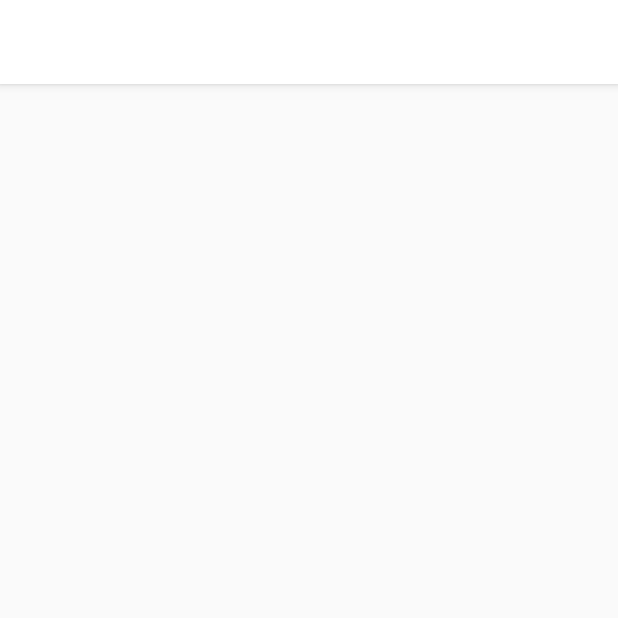
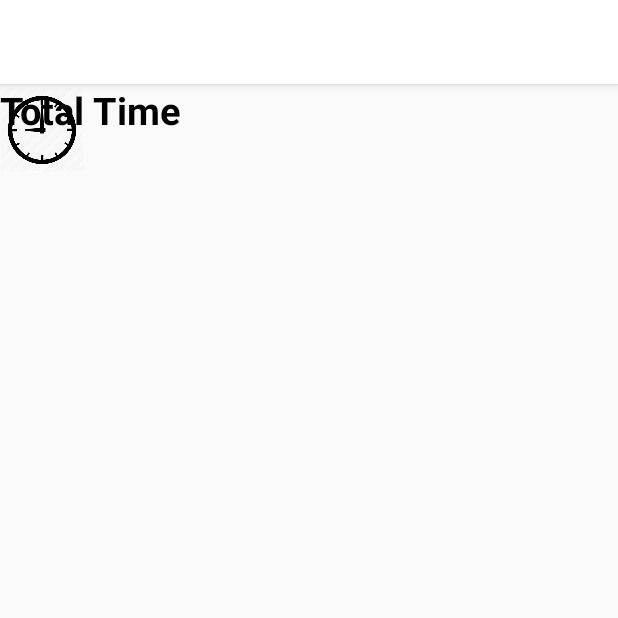
Before and after one commit to ssoemoe/LatitudePals, an Android app: the WorkoutPlayingScreenInitial screen opened directly, with no data from a screen before it, on a phone screen of 412 x 824 dp, the top half of it. Run offline under Robolectric (Android 15) with nearby library versions, the phone set to English and light mode, and no system bars.

Commit message:
icon names changed

```diff
--- a/app/src/main/AndroidManifest.xml
+++ b/app/src/main/AndroidManifest.xml
@@ -5,7 +5,7 @@
     <application
         android:allowBackup="true"
         android:icon="@mipmap/ic_launcher"
-        android:label="@string/app_name"
+        android:label="Latitude Pals"
         android:roundIcon="@mipmap/ic_launcher_round"
         android:supportsRtl="true"
         android:theme="@style/AppTheme">
--- a/app/src/main/res/layout/workoutplayingscreeninitial.xml
+++ b/app/src/main/res/layout/workoutplayingscreeninitial.xml
@@ -4,4 +4,32 @@
     xmlns:tools="http://schemas.android.com/tools"
     android:layout_width="match_parent"
     android:layout_height="match_parent"
-    tools:context=".WorkoutPlayingScreenInitial"/>
+    tools:context=".WorkoutPlayingScreenInitial">
+
+    <androidx.constraintlayout.widget.ConstraintLayout
+        android:layout_width="410dp"
+        android:layout_height="732dp"
+        tools:layout_editor_absoluteX="0dp"
+        tools:layout_editor_absoluteY="-1dp">
+
+        <ImageView
+            android:id="@+id/timeIcon"
+            android:layout_width="56dp"
+            android:layout_height="61dp"
+            app:srcCompat="@drawable/time"
+            tools:layout_editor_absoluteX="96dp"
+            tools:layout_editor_absoluteY="16dp" />
+
+        <TextView
+            android:id="@+id/textView"
+            android:layout_width="wrap_content"
+            android:layout_height="wrap_content"
+            android:text="Total Time"
+            android:textColor="@android:color/black"
+            android:textSize="25sp"
+            android:textStyle="bold"
+            tools:layout_editor_absoluteX="169dp"
+            tools:layout_editor_absoluteY="30dp" />
+
+    </androidx.constraintlayout.widget.ConstraintLayout>
+</androidx.constraintlayout.widget.ConstraintLayout>
```
Also changed, not shown: app/src/main/res/drawable/heart_rate.png (renamed from app/src/main/res/drawable/heart rate.png), app/src/main/res/drawable/pause.png (renamed from app/src/main/res/drawable/pause-512.png).
